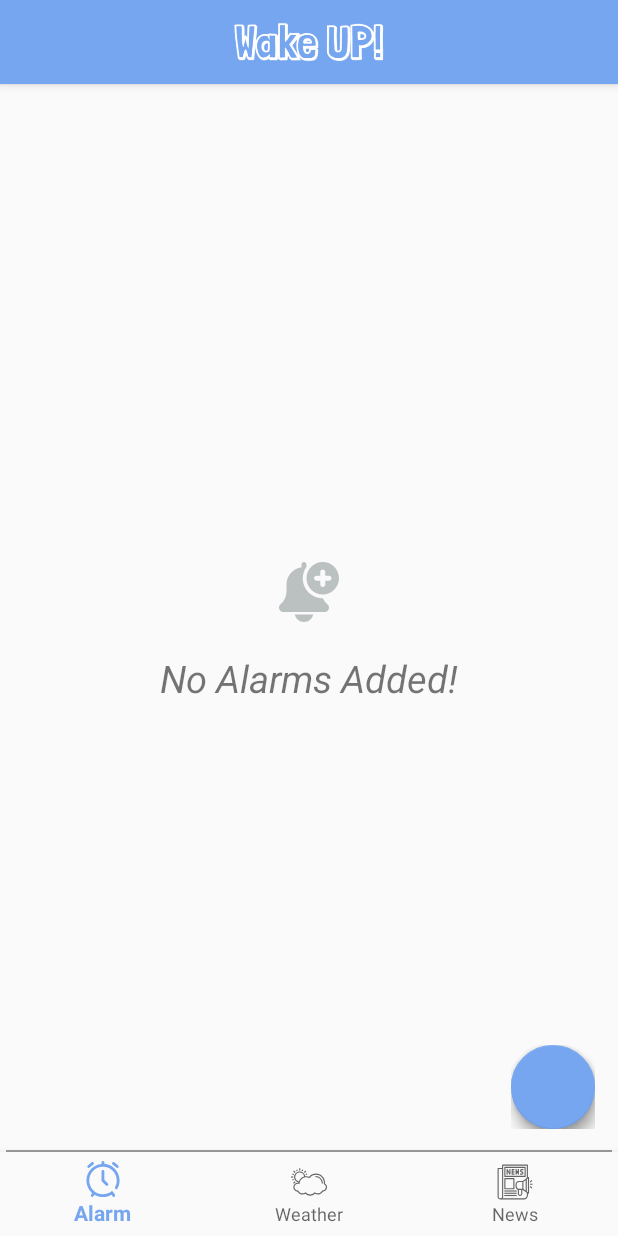
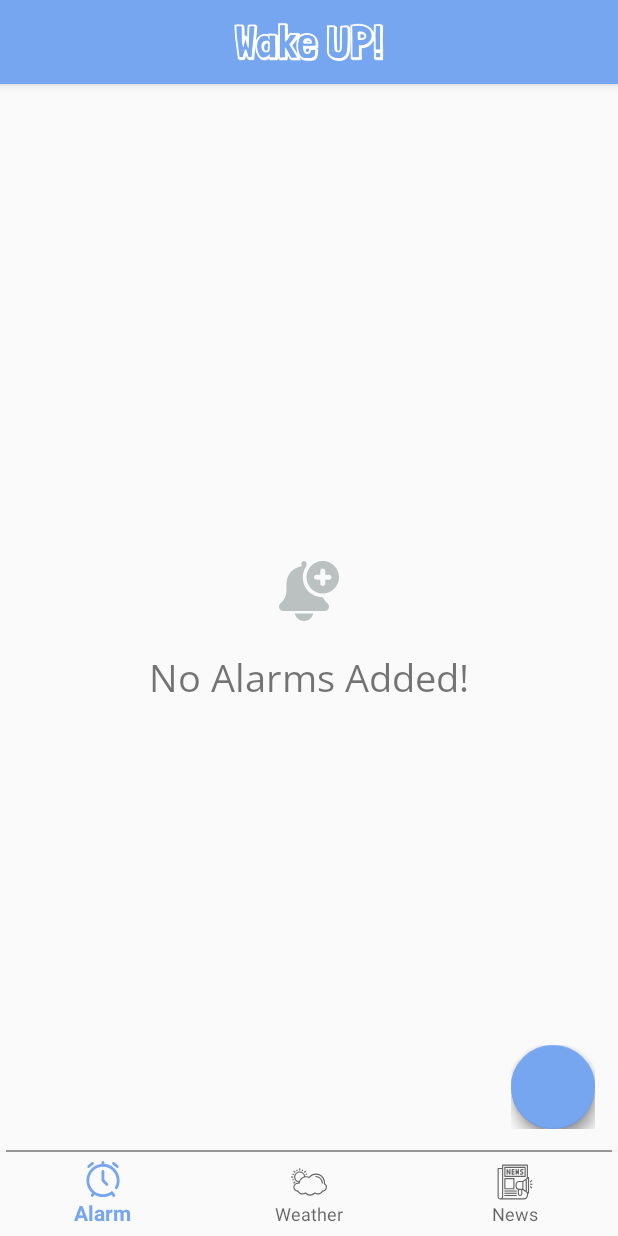
Before and after one commit to rxunxk/WakeUP, an Android app: the screen it shows after launch (MainActivity), on a phone screen of 412 x 824 dp. Run offline under Robolectric (Android 15) with nearby library versions, the phone set to English and light mode, and no system bars; our stand-ins replace navigation-ui; libraries missing offline, so code that uses them is left out: com.getbase.floatingactionbutton, com.github.florent37.viewtooltip, com.suke.widget; plain views replace FloatingActionButton, FloatingActionsMenu; 5 statements that could not run were skipped.

```diff
--- a/app/src/main/res/layout/fragment_home.xml
+++ b/app/src/main/res/layout/fragment_home.xml
@@ -43,9 +43,9 @@
             android:id="@+id/txtEmpty"
             android:layout_width="wrap_content"
             android:layout_height="wrap_content"
+            android:fontFamily="@font/open_sans"
             android:text="@string/txtEmpty"
             android:textSize="25sp"
-            android:textStyle="italic"
             android:visibility="gone" />
 
     </LinearLayout>
```
Also changed, not shown: app/src/main/java/com/raunak/alarmdemo4/Adapters/AlarmAdapter.java (+10 -4 lines).
